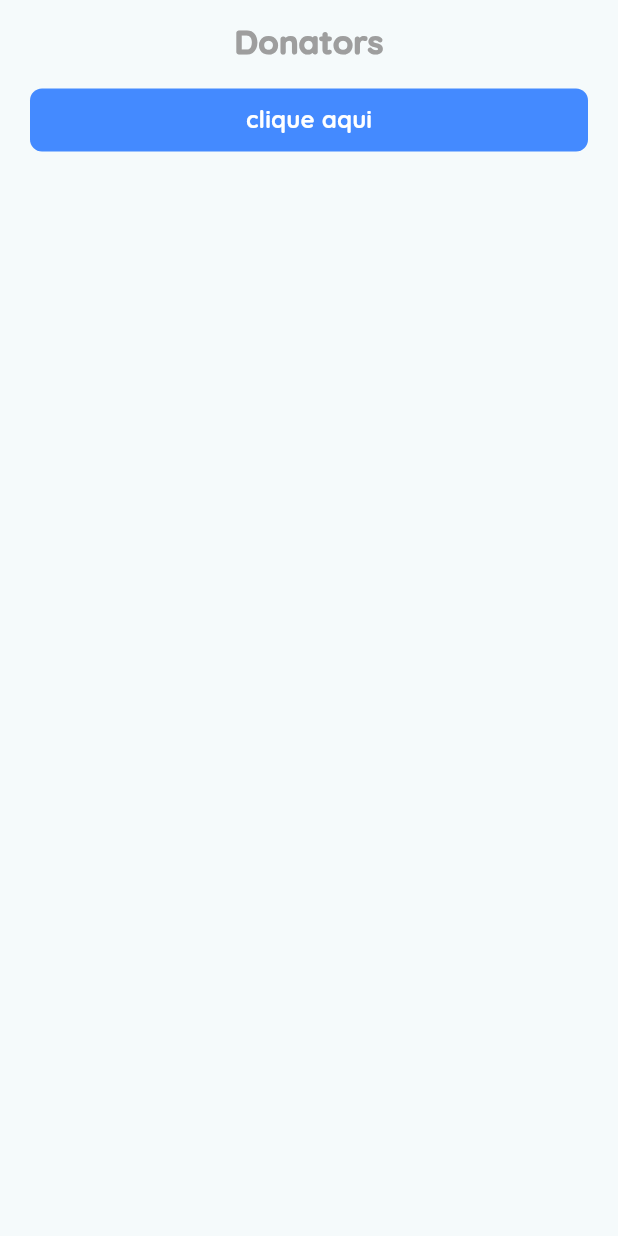
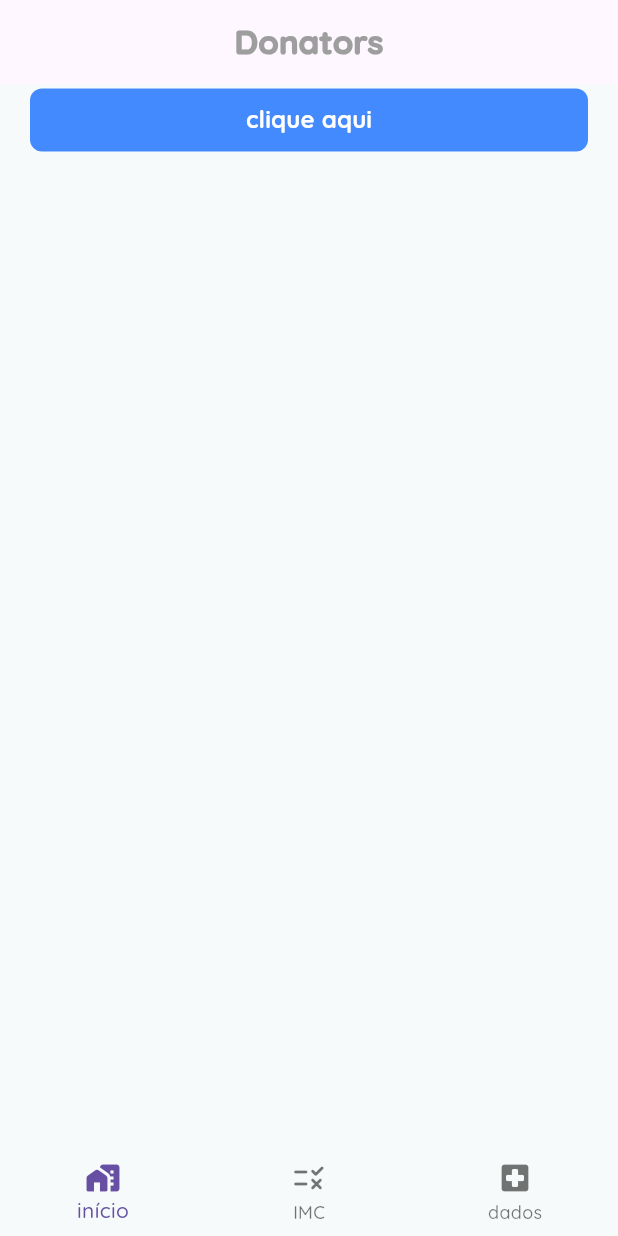
Before and after one commit to TCasablancas/donators, a Flutter app: the screen it shows after launch, on a phone screen of 412 x 824 dp. Run offline on Flutter 3.47's test engine with Material 3 defaults, Android fonts, the phone set to English and light mode, and no system bars.

Commit message:
[ADD] Bottom Navigation Bar

```diff
--- /dev/null
+++ b/lib/components/bottom_navigation.dart
@@ -0,0 +1,51 @@
+import 'package:donators/views/home/home_view.dart';
+import 'package:flutter/material.dart';
+
+class MainBottomNavigation extends StatefulWidget {
+  @override
+  _MainBottomNavigationState createState() => _MainBottomNavigationState();
+}
+
+class _MainBottomNavigationState extends State<MainBottomNavigation> {
+  int _selectedIndex = 0;
+
+  final List<Widget> items = [
+    const HomeView(),
+    const HomeView(),
+    const HomeView(),
+  ];
+
+  void itemClicked(int index) {
+    setState(() {
+      _selectedIndex = index;
+    });
+  }
+
+  @override
+  Widget build(BuildContext context) {
+    return Scaffold(
+      body: items[_selectedIndex],
+      bottomNavigationBar: BottomNavigationBar(
+        currentIndex: _selectedIndex,
+        onTap: itemClicked,
+        items: const <BottomNavigationBarItem> [
+          BottomNavigationBarItem(
+            icon: Icon(Icons.maps_home_work_rounded),
+            label: 'início',
+          ),
+          BottomNavigationBarItem(
+            icon: Icon(Icons.rule_rounded),
+            label: 'IMC',
+          ),
+          BottomNavigationBarItem(
+            icon: Icon(Icons.local_hospital_rounded),
+            label: 'dados',
+          ),
+        ],
+        type: BottomNavigationBarType.fixed,
+        elevation: 0.0,
+        backgroundColor: const Color.fromRGBO(246, 250, 250, 0.96),
+      ),
+    );
+  }
+}
--- a/lib/main.dart
+++ b/lib/main.dart
@@ -1,5 +1,5 @@
+import 'package:donators/components/bottom_navigation.dart';
 import 'package:flutter/material.dart';
-import 'package:donators/views/home/home_view.dart';
 
 void main() {
   runApp(const MyApp());
@@ -13,11 +13,9 @@ class MyApp extends StatelessWidget {
     return MaterialApp(
       title: 'Donators App',
       theme: ThemeData(
-        colorScheme: ColorScheme.fromSeed(seedColor: Colors.grey),
         fontFamily: 'Quicksand',
-        useMaterial3: true,
       ),
-      home: const HomeView(),
+      home: MainBottomNavigation(),
     );
   }
 }
--- a/lib/views/home/home_view.dart
+++ b/lib/views/home/home_view.dart
@@ -13,7 +13,9 @@ class HomeView extends StatefulWidget {
 class _HomeView extends HomeController {
   @override
   Widget build(BuildContext context) {
-    return Scaffold(
+    return DefaultTabController(
+      length: 3,
+      child: Scaffold(
         appBar: AppBar(
           title: const Text(
             "Donators",
@@ -29,6 +31,8 @@ class _HomeView extends HomeController {
           margin: const EdgeInsets.fromLTRB(20, 0, 20, 20),
           child: const MainButton(title: "clique aqui"),
         ),
+        backgroundColor: Color.fromRGBO(246, 250, 250, 0.96),
+      )
     );
   }
 }
```
Lines whose indentation alone changed are shown as unchanged.
